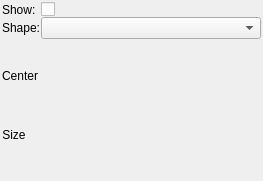
Qt form src/firefly/area_detector_overlay.ui (spc-group/haven) before a commit.
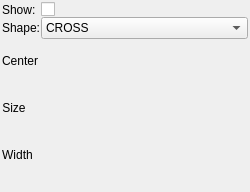
The same form after that commit. Custom widgets are drawn as their Qt base class.

Commit message: update area detector ui files

Patch:
```diff
--- a/src/firefly/area_detector_overlay.ui
+++ b/src/firefly/area_detector_overlay.ui
@@ -6,8 +6,8 @@
    <rect>
     <x>0</x>
     <y>0</y>
-    <width>263</width>
-    <height>181</height>
+    <width>250</width>
+    <height>192</height>
    </rect>
   </property>
   <property name="windowTitle">
@@ -63,6 +63,26 @@
        <property name="channel" stdset="0">
         <string>haven://${AD}.overlays.overlay_${OV}.shape</string>
        </property>
+       <item>
+        <property name="text">
+         <string>CROSS</string>
+        </property>
+       </item>
+       <item>
+        <property name="text">
+         <string>RECTANGLE</string>
+        </property>
+       </item>
+       <item>
+        <property name="text">
+         <string>ELLIPSE</string>
+        </property>
+       </item>
+       <item>
+        <property name="text">
+         <string>TEXT</string>
+        </property>
+       </item>
       </widget>
      </item>
     </layout>
@@ -178,6 +198,60 @@
      </item>
     </layout>
    </item>
+   <item>
+    <layout class="QHBoxLayout" name="horizontalLayout_10">
+     <item>
+      <widget class="PyDMSlider" name="PyDMSlider_9">
+       <property name="toolTip">
+        <string/>
+       </property>
+       <property name="channel" stdset="0">
+        <string>haven://${AD}.overlays.overlay_${OV}.width_y</string>
+       </property>
+       <property name="orientation" stdset="0">
+        <number>5</number>
+       </property>
+      </widget>
+     </item>
+     <item>
+      <layout class="QVBoxLayout" name="verticalLayout_7">
+       <item>
+        <widget class="QLabel" name="label_8">
+         <property name="text">
+          <string>Width</string>
+         </property>
+         <property name="alignment">
+          <set>Qt::AlignCenter</set>
+         </property>
+        </widget>
+       </item>
+       <item>
+        <widget class="PyDMSlider" name="PyDMSlider_10">
+         <property name="toolTip">
+          <string/>
+         </property>
+         <property name="channel" stdset="0">
+          <string>haven://${AD}.overlays.overlay_${OV}.width_x</string>
+         </property>
+        </widget>
+       </item>
+      </layout>
+     </item>
+     <item>
+      <spacer name="horizontalSpacer_7">
+       <property name="orientation">
+        <enum>Qt::Horizontal</enum>
+       </property>
+       <property name="sizeHint" stdset="0">
+        <size>
+         <width>40</width>
+         <height>20</height>
+        </size>
+       </property>
+      </spacer>
+     </item>
+    </layout>
+   </item>
   </layout>
  </widget>
  <customwidgets>
```
Left out of the diff: 9 changed lines with no effect on the pictures. The commit also changes 1 other file.
